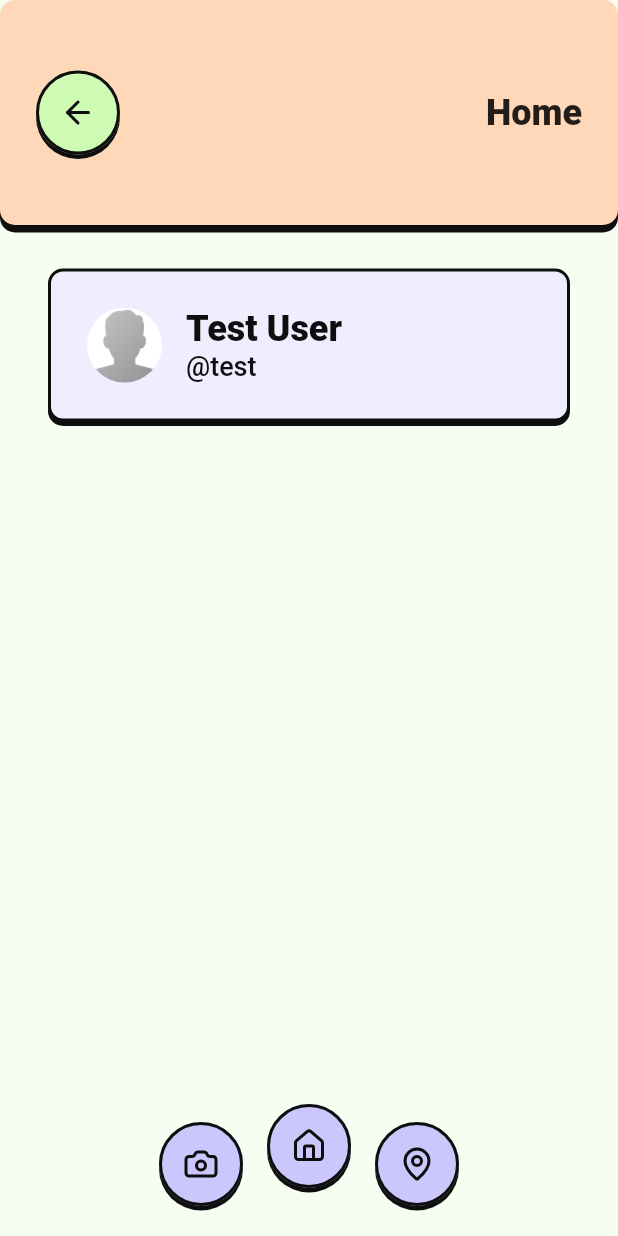
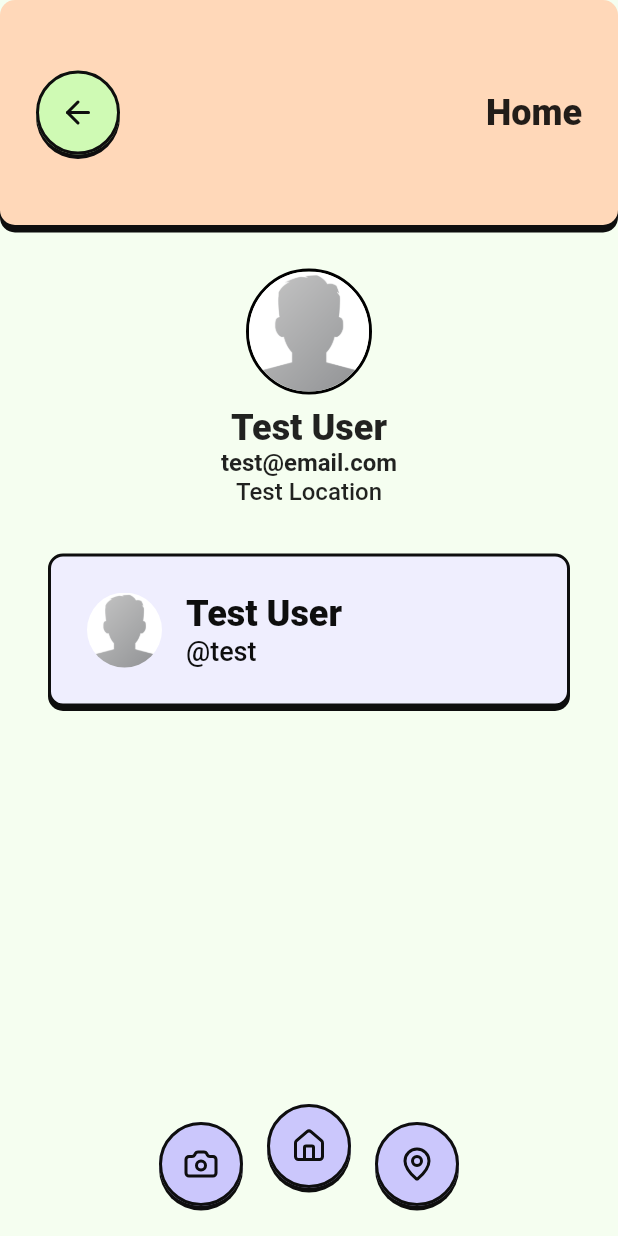
Before and after one commit to DECO-Demons/decarl, a Flutter app: the screen it shows after launch, swiped to page 3, on a phone screen of 412 x 824 dp. Run offline on Flutter 3.47's test engine with Material 2 defaults, Android fonts, the phone set to English and light mode, and no system bars; our stand-ins replace cloud_firestore, firebase_core, firebase_database, geolocator, google_maps_flutter, location and 1 more; missing offline and left inert: ar_flutter_plugin, geoflutterfire2; accounts and stored records are empty; network calls fail.

Commit message:
feat: userinfo component renders correctly

```diff
--- a/lib/components/textbox.dart
+++ b/lib/components/textbox.dart
@@ -19,14 +19,15 @@ class CustomTextBox extends StatefulWidget {
 
   final Image? image;
   final bool? imageRounded;
+  final bool? imageOutline;
 
   const CustomTextBox(
       {Key? key,
       this.heading,
       this.body,
-      this.padding,
+      this.padding = 24,
       required this.color,
-      this.expandable,
+      this.expandable = false,
       this.center,
       this.image,
       this.imageRounded,
@@ -34,7 +35,8 @@ class CustomTextBox extends StatefulWidget {
       this.bodySize,
       this.headingWeight,
       this.bodyWeight,
-      this.betweenPadding = 16})
+      this.betweenPadding = 16,
+      this.imageOutline = false})
       : super(key: key);
 
   @override
@@ -72,7 +74,7 @@ class _TextBoxState extends State<CustomTextBox> {
       clipBehavior: Clip.none,
       alignment: Alignment.topCenter,
       child: Container(
-          padding: EdgeInsets.all(widget.padding ?? 24),
+          padding: EdgeInsets.all(widget.padding!),
           decoration: BoxDecoration(
             color: widget.color,
             shape: BoxShape.rectangle,
@@ -94,10 +96,19 @@ class _TextBoxState extends State<CustomTextBox> {
                     ? const EdgeInsets.only(right: 16.0)
                     : EdgeInsets.zero,
                 child: widget.image != null && widget.imageRounded == true
-                    ? ClipRRect(
-                        borderRadius: BorderRadius.circular(100),
-                        child: Container(
-                          child: widget.image,
+                    ? Container(
+                        decoration: widget.imageOutline == true
+                            ? BoxDecoration(
+                                shape: BoxShape.circle,
+                                border: Border.all(
+                                    color: AppColors.grey999, width: 2),
+                              )
+                            : const BoxDecoration(),
+                        child: ClipRRect(
+                          borderRadius: BorderRadius.circular(100),
+                          child: Container(
+                            child: widget.image,
+                          ),
                         ),
                       )
                     : widget.image,
--- /dev/null
+++ b/lib/components/userinfo.dart
@@ -0,0 +1,73 @@
+import 'package:flutter/material.dart';
+import 'package:lucide_icons/lucide_icons.dart';
+import 'appcolors.dart';
+
+class UserInfo extends StatefulWidget {
+  final String name;
+  final String email;
+  final String location;
+  final Image image;
+
+  const UserInfo(
+      {Key? key,
+      required this.name,
+      required this.email,
+      required this.location,
+      required this.image})
+      : super(key: key);
+
+  @override
+  State<UserInfo> createState() => _UserInfoState();
+}
+
+class _UserInfoState extends State<UserInfo> {
+  Image? newImage;
+
+  @override
+  void initState() {
+    newImage = Image(
+      image: widget.image.image,
+      width: 80,
+    );
+    super.initState();
+  }
+
+  @override
+  Widget build(BuildContext context) {
+    return Column(
+      children: [
+        Padding(
+          padding: const EdgeInsets.only(left: 32, right: 32, bottom: 8),
+          child: Container(
+              decoration: BoxDecoration(
+                shape: BoxShape.circle,
+                border: Border.all(color: AppColors.grey999, width: 2),
+              ),
+              child: ClipRRect(
+                  borderRadius: BorderRadius.circular(100), child: newImage)),
+        ),
+        Padding(
+          padding: const EdgeInsets.only(left: 32, right: 32),
+          child: Text(
+            widget.name,
+            style: const TextStyle(fontSize: 24, fontWeight: FontWeight.w900),
+          ),
+        ),
+        Padding(
+          padding: const EdgeInsets.only(left: 32, right: 32),
+          child: Text(
+            widget.email,
+            style: const TextStyle(fontSize: 16, fontWeight: FontWeight.w700),
+          ),
+        ),
+        Padding(
+          padding: const EdgeInsets.only(left: 32, right: 32, bottom: 16),
+          child: Text(
+            widget.location,
+            style: const TextStyle(fontSize: 16, fontWeight: FontWeight.w500),
+          ),
+        ),
+      ],
+    );
+  }
+}
--- a/lib/main.dart
+++ b/lib/main.dart
@@ -124,6 +124,8 @@ class _MainAppState extends State<MainApp> {
                       redirect: handleNavSelection,
                       username: "test",
                       name: "Test User",
+                      location: "Test Location",
+                      email: "test@email.com",
                       profilePicture: Image.asset(
                         "assets/avatar.png",
                         width: 50,
--- a/lib/screens/settings.dart
+++ b/lib/screens/settings.dart
@@ -1,3 +1,4 @@
+import 'package:decarl/components/userinfo.dart';
 import 'package:flutter/material.dart';
 
 import 'package:decarl/components/textbox.dart';
@@ -9,13 +10,17 @@ class SettingsPage extends StatefulWidget {
   final String username;
   final String name;
   final Image profilePicture;
+  final String location;
+  final String email;
 
   const SettingsPage(
       {Key? key,
       this.redirect,
       required this.username,
       required this.name,
-      required this.profilePicture})
+      required this.profilePicture,
+      required this.location,
+      required this.email})
       : super(key: key);
 
   @override
@@ -39,6 +44,14 @@ class _SettingsPageState extends State<SettingsPage> {
                   mainAxisAlignment: MainAxisAlignment.start,
                   children: [
                     Padding(
+                        padding: const EdgeInsets.only(
+                            left: 32, right: 32, bottom: 16),
+                        child: UserInfo(
+                            name: widget.name,
+                            email: widget.email,
+                            location: widget.location,
+                            image: widget.profilePicture)),
+                    Padding(
                       padding: const EdgeInsets.only(
                           left: 32, right: 32, bottom: 16),
                       child: CustomTextBox(
--- a/lib/screens/user.dart
+++ b/lib/screens/user.dart
@@ -102,6 +102,7 @@ class _UserPageState extends State<UserPage> {
                           headingSize: 24,
                           bodySize: 18,
                           betweenPadding: 0,
+                          imageOutline: true,
                         ),
                       ),
                     ),
```
